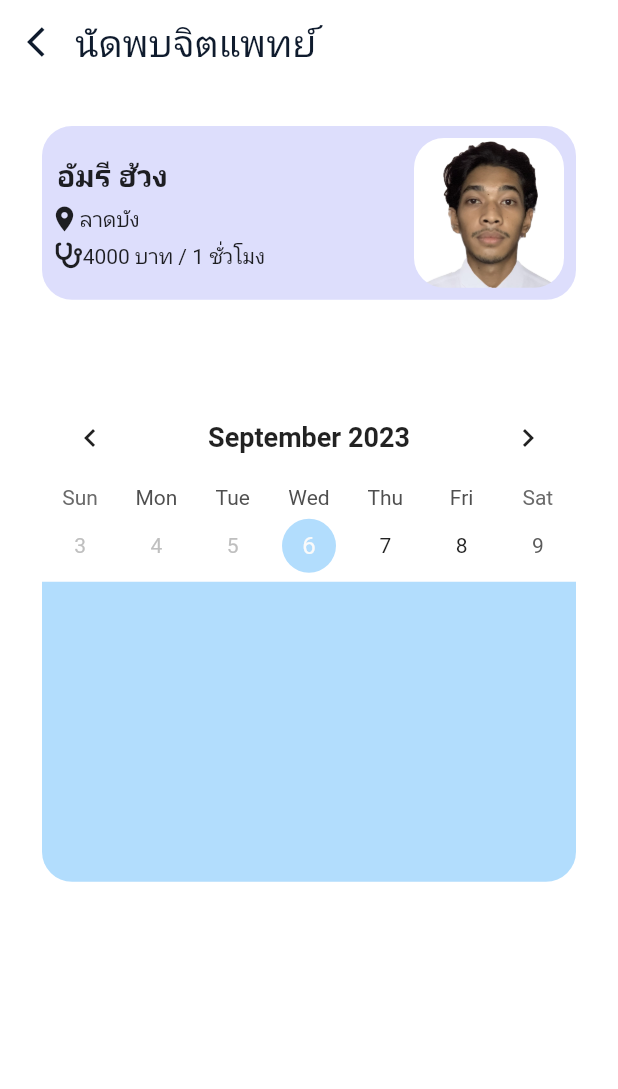
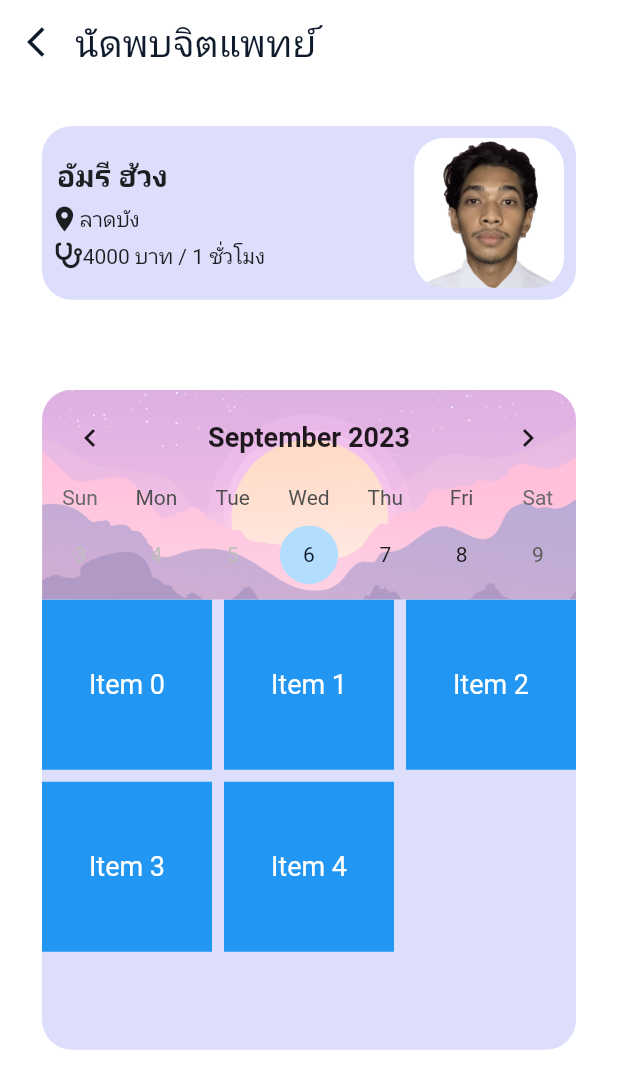
Before and after one commit to TelephyApp/Telephy_frontend, a Flutter app: the screen it shows after launch, on a phone screen of 412 x 824 dp. Shown: the top 1089 px of the screen. Run offline on Flutter 3.47's test engine with Material 2 defaults, Android fonts, the phone set to English and light mode, and no system bars; drawn by our look-alikes of table_calendar; our stand-ins replace font_awesome_flutter.

Commit message:
booking update

```diff
--- a/lib/screens/booking_screen.dart
+++ b/lib/screens/booking_screen.dart
@@ -22,6 +22,13 @@ class _BookingScreenState extends State<BookingScreen> {
 
   @override
   Widget build(BuildContext context) {
+    const List<String> timeSlots = [
+      "19.00 น.",
+      "19.30 น.",
+      "20.00 น.",
+      "20.30 น.",
+      "19.00 น."
+    ];
     return Scaffold(
       appBar: AppBar(
         leading: IconButton(
@@ -61,18 +68,41 @@ class _BookingScreenState extends State<BookingScreen> {
                   ),
                   Container(
                     margin: EdgeInsets.all(20),
-                    decoration: BoxDecoration(
-                      borderRadius: BorderRadius.circular(20),
-                    ),
                     child: Column(
                       children: [
-                        _tableCalendar(),
                         Container(
-                          height: 200,
+                            decoration: BoxDecoration(
+                              borderRadius: BorderRadius.vertical(
+                                top: Radius.circular(20),
+                              ),
+                              image: DecorationImage(
+                                image: AssetImage("assets/images/bg.jpeg"),
+                                fit: BoxFit.fitWidth,
+                                alignment: Alignment.center,
+                                opacity: 0.4,
+                              ),
+                            ),
+                            child: _tableCalendar()),
+                        Container(
+                          height: 300,
                           decoration: const BoxDecoration(
                             borderRadius: BorderRadius.vertical(
-                                bottom: Radius.circular(20)),
-                            color: Config.mainColor2,
+                              bottom: Radius.circular(20),
+                            ),
+                            color: Config.lighterToneColor,
+                          ),
+                          child: GridView.builder(
+                            gridDelegate:
+                                SliverGridDelegateWithFixedCrossAxisCount(
+                              crossAxisCount: 3, // Number of columns
+                              mainAxisSpacing: 8.0, // Spacing between rows
+                              crossAxisSpacing: 8.0, // Spacing between columns
+                            ),
+                            itemCount:
+                              timeSlots.length, // Replace with the number of items you want to display
+                            itemBuilder: (context, index) {
+                              return GridItem(index);
+                            },
                           ),
                         )
                       ],
@@ -102,12 +132,13 @@ class _BookingScreenState extends State<BookingScreen> {
       lastDay: DateTime(2023, 12, 31),
       calendarFormat: _format,
       currentDay: _currentDay,
-      rowHeight: 48,
+      rowHeight: 60,
       calendarStyle: const CalendarStyle(
         todayDecoration: BoxDecoration(
           color: Config.mainColor2,
           shape: BoxShape.circle,
         ),
+        todayTextStyle: TextStyle(color: Config.darkerToneColor),
       ),
       availableCalendarFormats: const {
         CalendarFormat.week: 'Week',
@@ -134,3 +165,22 @@ class _BookingScreenState extends State<BookingScreen> {
     );
   }
 }
+
+class GridItem extends StatelessWidget {
+  final int index;
+
+  GridItem(this.index);
+
+  @override
+  Widget build(BuildContext context) {
+    return Container(
+      color: Colors.blue, // Change the background color as needed
+      child: Center(
+        child: Text(
+          'Item $index',
+          style: TextStyle(fontSize: 18, color: Colors.white),
+        ),
+      ),
+    );
+  }
+}
--- a/pubspec.yaml
+++ b/pubspec.yaml
@@ -69,7 +69,7 @@ flutter:
   assets:
     - assets/images/erum.png
     - assets/images/user.png
-    - assets/images/bg.png
+    - assets/images/bg.jpeg
   #   - images/a_dot_ham.jpeg
 
   # An image asset can refer to one or more resolution-specific "variants", see
```
Also changed, not shown: assets/images/bg.jpeg (added).
